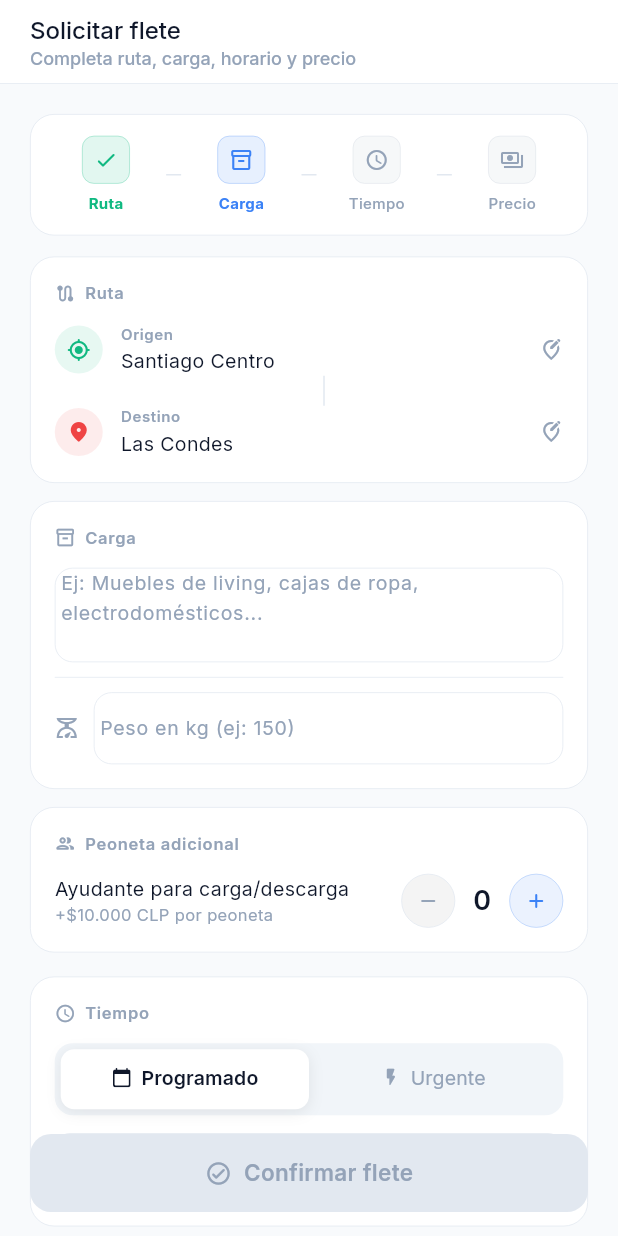
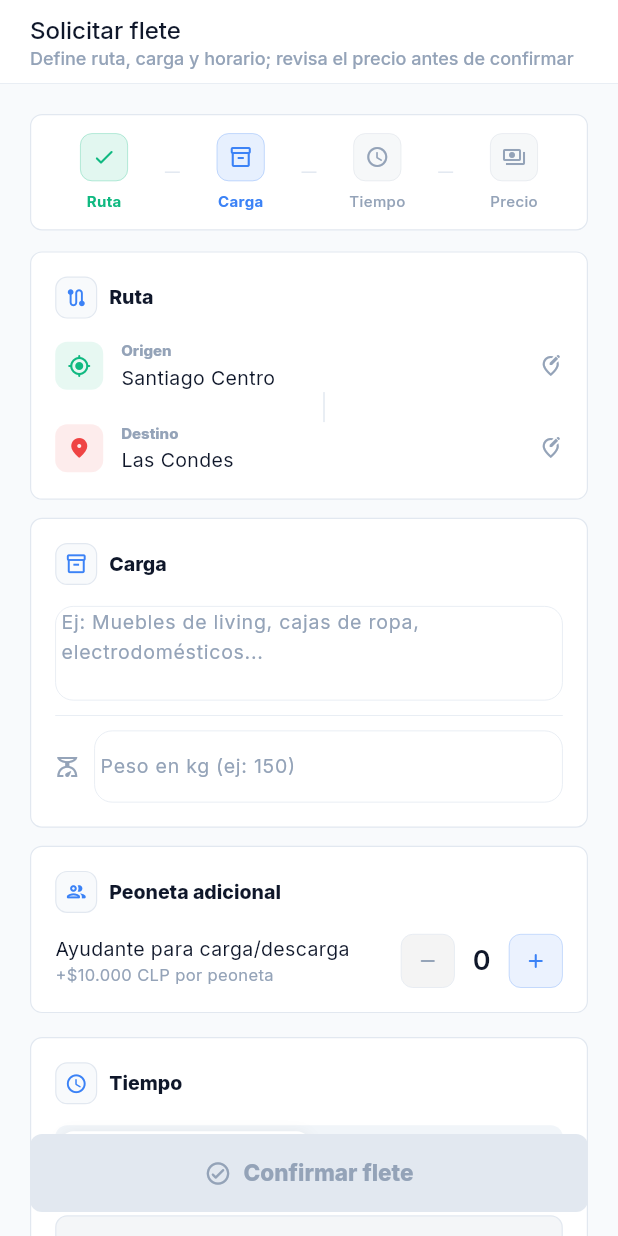
Before and after one commit to rodrigoalvrz024/Fleteapp, a Flutter app: the CreateFreightScreen screen opened by its route, on a phone screen of 412 x 824 dp. Run offline on Flutter 3.47's test engine with Material 3 defaults, Android fonts, the phone set to English and light mode, and no system bars; our stand-ins replace dio, firebase_core, firebase_messaging, flutter_riverpod, flutter_secure_storage, geocoding and 6 more; missing offline and left inert: dart:html; accounts and stored records are empty.

Commit message:
refactor: modernize create freight screen

```diff
--- a/mobile/lib/screens/client/create_freight_screen.dart
+++ b/mobile/lib/screens/client/create_freight_screen.dart
@@ -361,11 +361,11 @@ class _CreateFreightScreenState extends State<CreateFreightScreen>
       if (!mounted) return;
       ScaffoldMessenger.of(context).showSnackBar(SnackBar(
         content: Text(_isUrgent
-            ? '⚡ Flete urgente creado — buscando conductor'
-            : '📅 Flete programado correctamente'),
+            ? 'Flete urgente creado - buscando conductor'
+            : 'Flete programado correctamente'),
         backgroundColor: AppTheme.success,
         behavior: SnackBarBehavior.floating,
-        shape: RoundedRectangleBorder(borderRadius: BorderRadius.circular(12)),
+        shape: RoundedRectangleBorder(borderRadius: BorderRadius.circular(8)),
       ));
       context.go('/app/client/freights');
     } catch (_) {
@@ -381,7 +381,8 @@ class _CreateFreightScreenState extends State<CreateFreightScreen>
 
     return WebPageScaffold(
       title: 'Solicitar flete',
-      subtitle: 'Completa ruta, carga, horario y precio',
+      subtitle:
+          'Define ruta, carga y horario; revisa el precio antes de confirmar',
       // The form stays before the floating CTA so this screen reads top-down.
       // ignore: sort_child_properties_last
       child: Form(
@@ -603,7 +604,7 @@ class _CreateFreightScreenState extends State<CreateFreightScreen>
                 padding: const EdgeInsets.all(12),
                 decoration: BoxDecoration(
                   color: AppTheme.error.withValues(alpha: 0.06),
-                  borderRadius: BorderRadius.circular(10),
+                  borderRadius: BorderRadius.circular(8),
                   border: Border.all(
                     color: AppTheme.error.withValues(alpha: 0.2),
                     width: 0.5,
@@ -686,11 +687,11 @@ class _RequestProgressHeader extends StatelessWidget {
     ];
 
     return Container(
-      padding: const EdgeInsets.all(14),
+      padding: const EdgeInsets.all(12),
       decoration: BoxDecoration(
         color: Colors.white,
-        borderRadius: BorderRadius.circular(16),
-        border: Border.all(color: AppTheme.slate200, width: 0.5),
+        borderRadius: BorderRadius.circular(8),
+        border: Border.all(color: AppTheme.slate200, width: 0.8),
       ),
       child: Row(
         children: [
@@ -791,14 +792,14 @@ class _ModeSelector extends StatelessWidget {
         height: 48,
         decoration: BoxDecoration(
           color: AppTheme.slate100,
-          borderRadius: BorderRadius.circular(12),
+          borderRadius: BorderRadius.circular(8),
         ),
         padding: const EdgeInsets.all(4),
         child: TabBar(
           controller: controller,
           indicator: BoxDecoration(
             color: Colors.white,
-            borderRadius: BorderRadius.circular(9),
+            borderRadius: BorderRadius.circular(8),
             boxShadow: [
               BoxShadow(
                 color: Colors.black.withValues(alpha: 0.08),
@@ -811,10 +812,16 @@ class _ModeSelector extends StatelessWidget {
           dividerColor: Colors.transparent,
           labelColor: AppTheme.midnight,
           unselectedLabelColor: AppTheme.slate400,
-          labelStyle:
-              const TextStyle(fontSize: 13, fontWeight: FontWeight.w600),
-          unselectedLabelStyle:
-              const TextStyle(fontSize: 13, fontWeight: FontWeight.w400),
+          labelStyle: const TextStyle(
+            fontSize: 13,
+            fontWeight: FontWeight.w800,
+            letterSpacing: 0,
+          ),
+          unselectedLabelStyle: const TextStyle(
+            fontSize: 13,
+            fontWeight: FontWeight.w500,
+            letterSpacing: 0,
+          ),
           tabs: const [
             Tab(
               child: Row(
@@ -852,7 +859,7 @@ class _TarifaBanner extends StatelessWidget {
           color: isNight
               ? const Color(0xFF1E1B4B).withValues(alpha: 0.05)
               : const Color(0xFFFFF7ED),
-          borderRadius: BorderRadius.circular(12),
+          borderRadius: BorderRadius.circular(8),
           border: Border.all(
             color: isNight
                 ? Colors.deepPurple.withValues(alpha: 0.2)
@@ -899,24 +906,33 @@ class _SectionCard extends StatelessWidget {
         padding: const EdgeInsets.all(16),
         decoration: BoxDecoration(
           color: Colors.white,
-          borderRadius: BorderRadius.circular(16),
-          border: Border.all(color: AppTheme.slate200, width: 0.5),
+          borderRadius: BorderRadius.circular(8),
+          border: Border.all(color: AppTheme.slate200, width: 0.8),
         ),
         child: Column(
           crossAxisAlignment: CrossAxisAlignment.start,
           children: [
             Row(children: [
-              Icon(icon, size: 14, color: AppTheme.slate400),
-              const SizedBox(width: 6),
+              Container(
+                width: 28,
+                height: 28,
+                decoration: BoxDecoration(
+                  color: AppTheme.background,
+                  borderRadius: BorderRadius.circular(8),
+                  border: Border.all(color: AppTheme.slate200, width: 0.8),
+                ),
+                child: Icon(icon, size: 15, color: AppTheme.primary),
+              ),
+              const SizedBox(width: 8),
               Text(title,
                   style: const TextStyle(
-                    fontSize: 11,
-                    fontWeight: FontWeight.w600,
-                    color: AppTheme.slate400,
-                    letterSpacing: 0.5,
+                    fontSize: 13,
+                    fontWeight: FontWeight.w800,
+                    color: AppTheme.midnight,
+                    letterSpacing: 0,
                   )),
             ]),
-            const SizedBox(height: 12),
+            const SizedBox(height: 14),
             child,
           ],
         ),
@@ -942,7 +958,7 @@ class _DateTimePicker extends StatelessWidget {
             color: isSet
                 ? AppTheme.primary.withValues(alpha: 0.05)
                 : const Color(0xFFF4F6F8),
-            borderRadius: BorderRadius.circular(10),
+            borderRadius: BorderRadius.circular(8),
             border: Border.all(
               color: isSet
                   ? AppTheme.primary.withValues(alpha: 0.3)
@@ -993,7 +1009,7 @@ class _LocationRow extends StatelessWidget {
             height: 32,
             decoration: BoxDecoration(
               color: color.withValues(alpha: 0.10),
-              shape: BoxShape.circle,
+              borderRadius: BorderRadius.circular(8),
             ),
             child: Icon(icon, size: 16, color: color),
           ),
@@ -1005,9 +1021,9 @@ class _LocationRow extends StatelessWidget {
                 Text(label,
                     style: const TextStyle(
                       fontSize: 10,
-                      fontWeight: FontWeight.w600,
+                      fontWeight: FontWeight.w800,
                       color: AppTheme.slate400,
-                      letterSpacing: 0.4,
+                      letterSpacing: 0,
                     )),
                 const SizedBox(height: 2),
                 Text(
@@ -1053,8 +1069,8 @@ class _MapSection extends StatelessWidget {
   Widget build(BuildContext context) => Container(
         height: 240,
         decoration: BoxDecoration(
-          borderRadius: BorderRadius.circular(16),
-          border: Border.all(color: AppTheme.slate200, width: 0.5),
+          borderRadius: BorderRadius.circular(8),
+          border: Border.all(color: AppTheme.slate200, width: 0.8),
         ),
         clipBehavior: Clip.hardEdge,
         child: Stack(children: [
@@ -1134,7 +1150,7 @@ class _MapSection extends StatelessWidget {
                   height: 32,
                   decoration: BoxDecoration(
                     color: Colors.white.withValues(alpha: 0.92),
-                    shape: BoxShape.circle,
+                    borderRadius: BorderRadius.circular(8),
                     boxShadow: const [
                       BoxShadow(color: Colors.black12, blurRadius: 4)
                     ],
@@ -1172,7 +1188,7 @@ class _Counter extends StatelessWidget {
                 color: onDecrement != null
                     ? AppTheme.slate100
                     : const Color(0xFFF4F4F4),
-                shape: BoxShape.circle,
+                borderRadius: BorderRadius.circular(8),
                 border: Border.all(color: AppTheme.slate200, width: 0.5),
               ),
               child: Icon(Icons.remove_rounded,
@@ -1199,7 +1215,7 @@ class _Counter extends StatelessWidget {
               height: 36,
               decoration: BoxDecoration(
                 color: AppTheme.primary.withValues(alpha: 0.1),
-                shape: BoxShape.circle,
+                borderRadius: BorderRadius.circular(8),
                 border: Border.all(
                   color: AppTheme.primary.withValues(alpha: 0.3),
                   width: 0.5,
@@ -1233,8 +1249,8 @@ class _PriceCard extends StatelessWidget {
   Widget build(BuildContext context) => Container(
         padding: const EdgeInsets.all(16),
         decoration: BoxDecoration(
-          color: Colors.white,
-          borderRadius: BorderRadius.circular(16),
+          color: const Color(0xFFF0FDF4),
+          borderRadius: BorderRadius.circular(8),
           border: Border.all(
             color: AppTheme.success.withValues(alpha: 0.3),
             width: 0.8,
@@ -1251,15 +1267,17 @@ class _PriceCard extends StatelessWidget {
                     const Text('Total a pagar',
                         style: TextStyle(
                           fontSize: 11,
-                          color: AppTheme.slate400,
-                          fontWeight: FontWeight.w500,
+                          color: AppTheme.success,
+                          fontWeight: FontWeight.w800,
+                          letterSpacing: 0,
                         )),
                     const SizedBox(height: 2),
                     Text('\$${fmt.format(clientPays)} CLP',
                         style: const TextStyle(
-                          fontSize: 22,
-                          fontWeight: FontWeight.w700,
+                          fontSize: 24,
+                          fontWeight: FontWeight.w900,
                           color: AppTheme.midnight,
+                          letterSpacing: 0,
                         )),
                   ],
                 ),
@@ -1271,22 +1289,24 @@ class _PriceCard extends StatelessWidget {
                   color: isUrgent
                       ? AppTheme.urgent.withValues(alpha: 0.1)
                       : AppTheme.primary.withValues(alpha: 0.08),
-                  borderRadius: BorderRadius.circular(20),
+                  borderRadius: BorderRadius.circular(8),
                 ),
                 child: Text(
-                  isUrgent ? '⚡ Urgente' : '📅 Programado',
+                  isUrgent ? 'Urgente' : 'Programado',
                   style: TextStyle(
                     fontSize: 11,
-                    fontWeight: FontWeight.w600,
+                    fontWeight: FontWeight.w800,
                     color: isUrgent ? AppTheme.urgent : AppTheme.primary,
+                    letterSpacing: 0,
                   ),
                 ),
               ),
             ],
           ),
           const Divider(height: 16),
-          Row(
-            mainAxisAlignment: MainAxisAlignment.spaceBetween,
+          Wrap(
+            spacing: 12,
+            runSpacing: 8,
             children: [
               if (distanceKm != null)
                 _PriceMeta(
@@ -1388,7 +1408,7 @@ class _SubmitButtonState extends State<_SubmitButton>
                     )
                   : null,
               color: widget.canSubmit ? null : AppTheme.slate200,
-              borderRadius: BorderRadius.circular(14),
+              borderRadius: BorderRadius.circular(8),
               boxShadow: widget.canSubmit
                   ? [
                       BoxShadow(
@@ -1428,11 +1448,11 @@ class _SubmitButtonState extends State<_SubmitButton>
                               : 'Confirmar flete',
                           style: TextStyle(
                             fontSize: 15,
-                            fontWeight: FontWeight.w600,
+                            fontWeight: FontWeight.w800,
                             color: widget.canSubmit
                                 ? Colors.white
                                 : AppTheme.slate400,
-                            letterSpacing: 0.2,
+                            letterSpacing: 0,
                           ),
                         ),
                       ],
```
